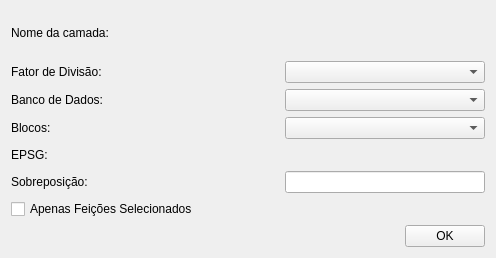
Before: the Qt Designer form uis/generatesWorkUnitSimple.ui in dsgoficial/SAP_Gerente, drawn with Qt 5.
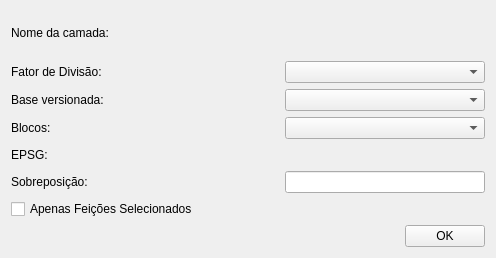
After: the same form once the commit is applied.

Commit message:
2.4.0: o SAP Gerente deixa os tipos 1 a 3 de dado de produção (só base versionada)
Saem as três ações de permissão de banco (100 para 97 no painel), a escolha de tipo e de conexão PostGIS no cadastro do dado de produção, e as conexões PostgreSQL na importação de camadas. O cadastro manda tipo_dado_producao_id 4 fixo, que o servidor 3.38.0 aceita por compatibilidade.

Claude-Session: https://claude.ai/code/session_01TZFsYHRGfH3XP6KWborMsS

Patch:
```diff
--- a/uis/generatesWorkUnitSimple.ui
+++ b/uis/generatesWorkUnitSimple.ui
@@ -137,7 +137,7 @@
      <item>
       <widget class="QLabel" name="label_7">
        <property name="text">
-        <string>Banco de Dados:</string>
+        <string>Base versionada:</string>
        </property>
       </widget>
      </item>
```
The commit also changes 34 other files.
